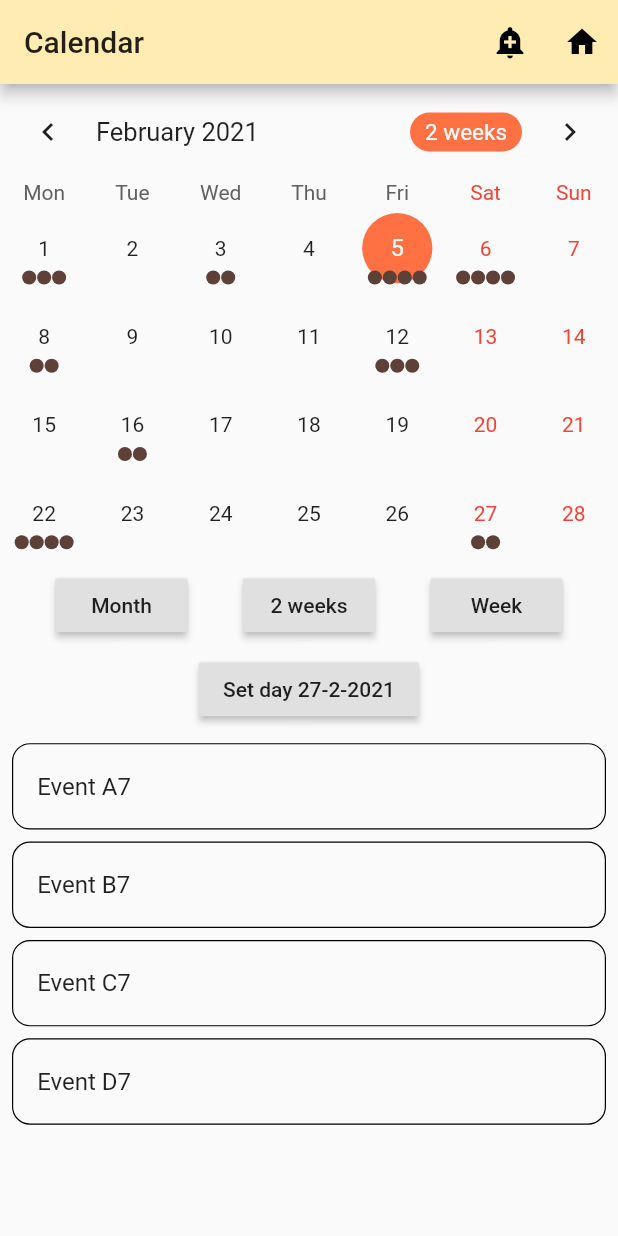
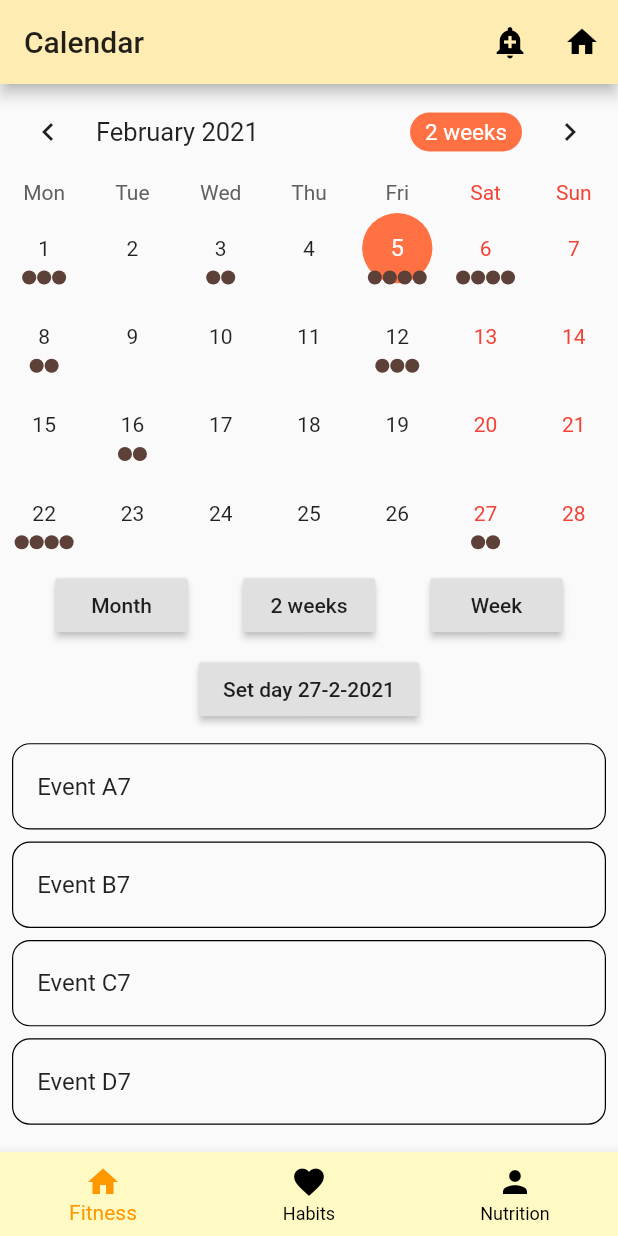
Before and after one commit to xuanfitness/xuanfitness-mobile, a Flutter app: the screen it shows after launch, after a tap on "Login", on a phone screen of 412 x 824 dp. Run offline on Flutter 3.47's test engine with Material 2 defaults, Android fonts, the phone set to English and light mode, and no system bars; drawn by our look-alikes of table_calendar; our stand-ins replace google_fonts.

Commit message:
added bottom task bar and changed the log in page

```diff
--- a/xuan_fitness/lib/main.dart
+++ b/xuan_fitness/lib/main.dart
@@ -22,6 +22,29 @@ class _State extends State<LoginPage> {
   TextEditingController nameController = TextEditingController();
   TextEditingController passwordController = TextEditingController();
 
+  /*String _email = "";
+  String _password = "";
+
+  _State() {
+    //nameController.addListener();
+    //passwordController.addListener();
+
+    void _emailListen() {
+      if (nameController.text.isEmpty) {
+        _email = "";
+      } else {
+        _email = nameController.text;
+      }
+    }
+
+    void _passwordListen() {
+      if (passwordController.text.isEmpty) {
+        _password = "";
+      } else {
+        _password = passwordController.text;
+      }
+    }*/
+
   @override
   Widget build(BuildContext context) {
     return Scaffold(
@@ -40,34 +63,37 @@ class _State extends State<LoginPage> {
                 ),*/
                 Container(
                     padding: EdgeInsets.fromLTRB(20, 10, 20, 0),
+                    decoration: BoxDecoration(
+                      border: Border(
+                          bottom: BorderSide(
+                              width: 1.0,
+                              //height: 1.0,
+                              color: Colors.lightGreen[900])),
+                    ),
                     child: TextField(
                       obscureText: true,
                       controller: passwordController,
                       decoration: InputDecoration(
-                        enabledBorder: new OutlineInputBorder(
-                          borderSide: BorderSide(
-                            color: Colors.lightGreen[900],
+                        border: InputBorder.none,
+                        hintText: 'Username',
+                        hintStyle: TextStyle(color: Colors.lightGreen[900]),
                       ),
-                        ),
-                        labelText: 'Email',
-                        labelStyle: TextStyle(color: Colors.lightGreen[900])),
-                  ),
-                ),
+                    )),
                 Container(
                     padding: EdgeInsets.fromLTRB(20, 10, 20, 0),
+                    decoration: BoxDecoration(
+                      border: Border(
+                          bottom: BorderSide(color: Colors.lightGreen[900])),
+                    ),
                     child: TextField(
                       obscureText: true,
                       controller: passwordController,
                       decoration: InputDecoration(
-                        enabledBorder: new OutlineInputBorder(
-                          borderSide: BorderSide(
-                            color: Colors.lightGreen[900],
+                        border: InputBorder.none,
+                        hintText: 'Password',
+                        hintStyle: TextStyle(color: Colors.lightGreen[900]),
                       ),
-                        ),
-                        labelText: 'Password',
-                        labelStyle: TextStyle(color: Colors.lightGreen[900])),
-                  ),
-                ),
+                    )),
                 FlatButton(
                   onPressed: () {
                     //forgot password screen
--- a/xuan_fitness/lib/pages/loginhome/notifications.dart
+++ b/xuan_fitness/lib/pages/loginhome/notifications.dart
@@ -1,4 +1,4 @@
-import 'package:flutter/material.dart';
+/*import 'package:flutter/material.dart';
 import 'package:intl/date_symbol_data_local.dart';
 import 'package:table_calendar/table_calendar.dart';
 import 'package:xuan_fitness/widgets/task_bar.dart';
@@ -24,4 +24,4 @@ class _Notifications extends State<Notifications> {
   }
 }
 
-class MyNotifPage extends StatefulWidget {}
+class MyNotifPage extends StatefulWidget {}*/
--- a/xuan_fitness/lib/widgets/task_bar.dart
+++ b/xuan_fitness/lib/widgets/task_bar.dart
@@ -32,8 +32,8 @@ class _TaskBarState extends State<TaskBar> {
                 Navigator.push(
                   context,
                   MaterialPageRoute(
-                    builder: (context) => Notifications(),
-                  ),
+                      //builder: (context) => Notifications(),
+                      ),
                 );
               }),
           // action button
@@ -51,6 +51,36 @@ class _TaskBarState extends State<TaskBar> {
           // overflow menu
         ],
       ),
+      bottomNavigationBar: BottomNavigationBar(
+        currentIndex: 0,
+        unselectedItemColor: Colors.black,
+        selectedItemColor: Colors.orange,
+        backgroundColor: Colors.yellow[100],
+        // this will be set when a new tab is tapped
+        items: [
+          //first icon
+          BottomNavigationBarItem(
+            icon: new Icon(Icons.home),
+            title: new Text('Fitness'),
+          ),
+          //second icon
+          BottomNavigationBarItem(
+            icon: new Icon(
+              Icons.favorite,
+              //color: Colors.black,
+            ),
+            title: new Text('Habits'),
+            //third icon
+          ),
+          BottomNavigationBarItem(
+              icon: Icon(
+                Icons.person,
+                //color: Colors.black,
+              ),
+              title: Text('Nutrition'))
+        ],
+        //changes the colour of the selected item - can change later.
+      ),
     );
   }
 }
```
Also changed, not shown: xuan_fitness/lib/widgets/home_widget.dart (added, +50 -0 lines), xuan_fitness/lib/widgets/placeholder_widget.dart (added). Lines whose indentation alone changed are shown as unchanged.
